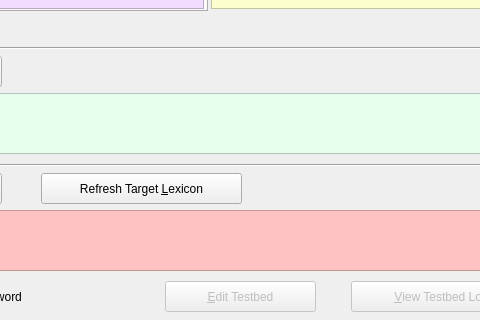
This is LiveRuleTester.ui in rmlockwood/FLExTrans as Qt 5 draws it before an edit; both pictures show x 589 to 1069 and y 497 to 817 of the 1271 by 817 pixel window. The edited form follows.
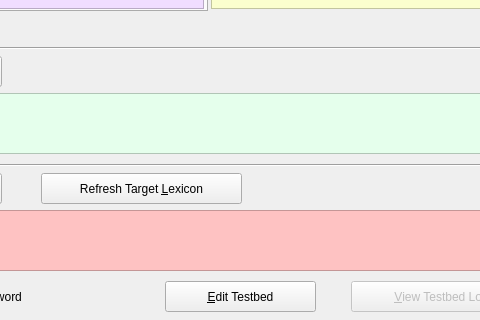
This is the edited form. Icons and pictures are not drawn.

Patch:
```diff
--- a/LiveRuleTester.ui
+++ b/LiveRuleTester.ui
@@ -701,7 +701,7 @@
    </widget>
    <widget class="QPushButton" name="editTestbedButton">
     <property name="enabled">
-     <bool>false</bool>
+     <bool>true</bool>
     </property>
     <property name="geometry">
      <rect>
```
